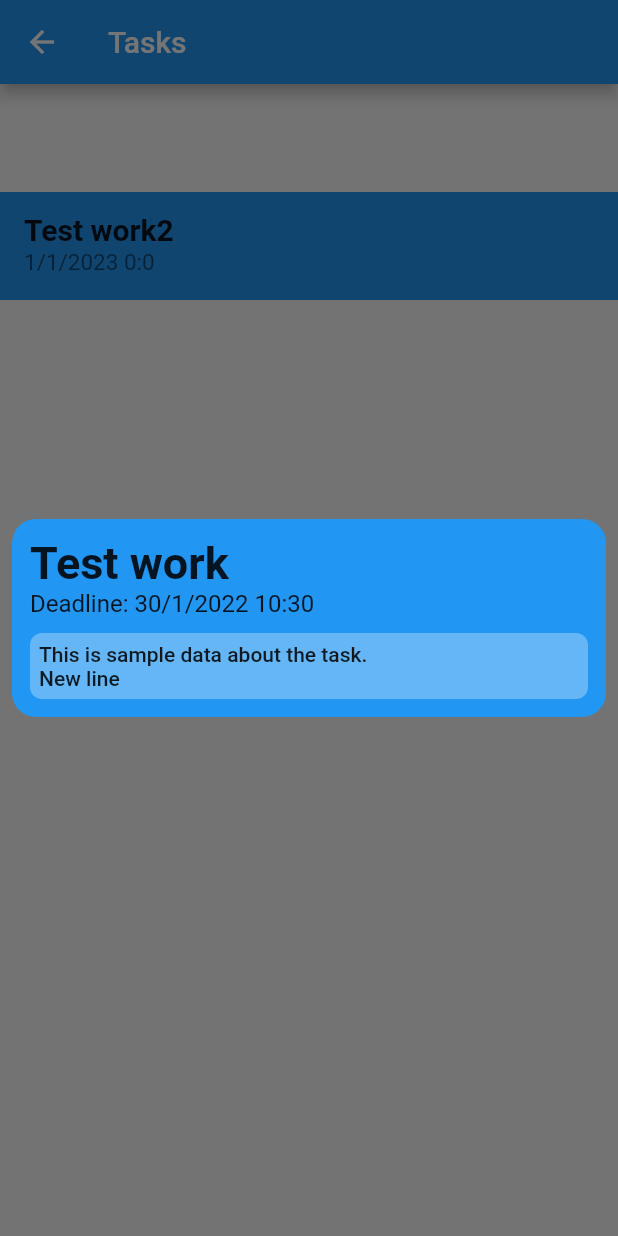
After one commit to PEC-CSS/Time-Table-App, a Flutter app: the TaskPage screen opened directly, after a tap on "Test work", on a phone screen of 412 x 824 dp. The commit adds this screen. Run offline on Flutter 3.47's test engine with Material 2 defaults, Android fonts, the phone set to English and light mode, and no system bars.

Commit message:
tasks along with their popups are now complete

```diff
--- a/lib/database/database.dart
+++ b/lib/database/database.dart
@@ -12,8 +12,8 @@
       startTime: DateTime(2022, 1, 21, 11, 50), duration: Duration(hours: 1), tasks: dummyTasks
     ));
 
-    dummyTasks.add(Task(title: "Test work",  deadline: DateTime.now(), description: "Hello"));
-    dummyTasks.add(Task(title: "TestWork2", deadline: DateTime(2023)));
+    dummyTasks.add(Task(title: "Test work",  deadline: DateTime.now(), description: "Hello", id: "10"));
+    dummyTasks.add(Task(title: "TestWork2", deadline: DateTime(2023), id: "11"));
     subjects.add(Subject( name: "Test02", code: "T02",
       startTime: DateTime(2022, 1, 21, 12, 50), duration: Duration(hours: 1), tasks: dummyTasks
     ));
@@ -24,8 +24,8 @@
   static List<Task> getTasks(){
     List<Task> tasks = [];
 
-    tasks.add(Task(title: "Test work",  deadline: DateTime.now(), description: "Hello"));
-    tasks.add(Task(title: "Test work2", deadline: DateTime(2023)));
+    tasks.add(Task(title: "Test work",  deadline: DateTime.now(), description: "This is sample data about the task.\nNew line", id: "10"));
+    tasks.add(Task(title: "Test work2", deadline: DateTime(2023), id: "11"));
 
 
     return tasks;
--- a/lib/model/task_model.dart
+++ b/lib/model/task_model.dart
@@ -2,5 +2,11 @@
   String title;
   String description;
   DateTime deadline;
-  Task({required this.title, required this.deadline, this.description = ""});
+  String id;
+  Task({
+    required this.title,
+    required this.deadline,
+    this.description = "",
+    required this.id}
+    );
 }
--- /dev/null
+++ b/lib/widgets/popup_task_card.dart
@@ -0,0 +1,127 @@
+import 'package:flutter/material.dart';
+import 'package:time_table_app/model/task_model.dart';
+
+
+class PopupTaskCard extends StatelessWidget {
+  const PopupTaskCard({Key? key, required this.task, required this.color}) : super(key: key);
+
+  final Task task;
+  final Color color;
+
+  @override
+  Widget build(BuildContext context) {
+    return Center(
+      child: Hero(
+        tag: task.id,
+        child: SingleChildScrollView(
+          child: Material(
+            color: const Color.fromARGB(0, 0, 0, 0),
+            child: Padding(
+              padding: const EdgeInsets.all(8.0),
+              child: Container(
+                decoration: BoxDecoration(
+                  borderRadius: BorderRadius.circular(16.0),
+                  color: color,
+                ),
+                width: double.maxFinite,
+                padding: const EdgeInsets.all(12.0),
+                child: Column(
+                  mainAxisSize: MainAxisSize.min,
+                  crossAxisAlignment: CrossAxisAlignment.start,
+                  children: [
+                    TitleText(title: task.title),
+                    DeadlineText(deadline: task.deadline),
+                    SizedBox(height: 10),
+                    Visibility(
+                      visible: task.description.isNotEmpty,
+                      child: DescriptionText(color: color, description: task.description),
+                    )
+                  ],
+                ),
+              ),
+            ),
+          ),
+        ),
+      ),
+    );
+  }
+}
+
+class TitleText extends StatelessWidget {
+  const TitleText({
+    Key? key,
+    required this.title,
+  }) : super(key: key);
+
+  final String title;
+
+  @override
+  Widget build(BuildContext context) {
+    return Text(
+      title,
+      style: TextStyle(
+        fontSize: 30,
+        fontWeight: FontWeight.bold,
+      ),
+    );
+  }
+}
+
+class DeadlineText extends StatelessWidget {
+  const DeadlineText({
+    Key? key,
+    required this.deadline,
+  }) : super(key: key);
+
+  final DateTime deadline;
+
+  @override
+  Widget build(BuildContext context) {
+    return Text(
+      "Deadline: ${deadline.day}/${deadline.month}/${deadline.year} ${deadline.hour}:${deadline.minute}",
+      style: TextStyle(
+        fontSize: 16,
+      ),
+    );
+  }
+}
+
+class DescriptionText extends StatelessWidget {
+  const DescriptionText({
+    Key? key,
+    required this.color,
+    required this.description,
+  }) : super(key: key);
+
+  final Color color;
+  final String description;
+
+  Color lighten(Color c, [int percent = 10]) {
+    assert(1 <= percent && percent <= 100);
+    var p = percent / 100;
+    return Color.fromARGB(
+        c.alpha,
+        c.red + ((255 - c.red) * p).round(),
+        c.green + ((255 - c.green) * p).round(),
+        c.blue + ((255 - c.blue) * p).round()
+    );
+  }
+
+  @override
+  Widget build(BuildContext context) {
+    return Container(
+      decoration: BoxDecoration(
+        color: lighten(color, 30),
+        borderRadius: BorderRadius.circular(8.0),
+      ),
+      width: double.maxFinite,
+      padding: EdgeInsets.all(6.0),
+      child: Text(
+        description,
+        style: TextStyle(
+          fontWeight: FontWeight.w500
+        ),
+      ),
+    );
+  }
+}
--- a/lib/widgets/task_card.dart
+++ b/lib/widgets/task_card.dart
@@ -1,5 +1,7 @@
 import 'package:flutter/material.dart';
 import 'package:time_table_app/model/task_model.dart';
+import 'package:time_table_app/route/hero_dialog_route.dart';
+import 'package:time_table_app/widgets/popup_task_card.dart';
 
 
 class TaskCard extends StatelessWidget {
@@ -8,11 +10,17 @@
   final Task task;
   final Color color;
 
+  void onTapCallback(BuildContext context){
+    Navigator.push(context, HeroDialogRoute(builder: (context) => PopupTaskCard(task: this.task, color: this.color,)));
+  }
+
   @override
   Widget build(BuildContext context) {
     String deadline = "${task.deadline.day}/${task.deadline.month}/${task.deadline.year} ";
     deadline += "${task.deadline.hour}:${task.deadline.minute}";
-    return Card(
+    return Hero(
+      tag: task.id,
+      child: Card(
         child: ListTile(
           title: Text(
             task.title,
@@ -22,11 +30,13 @@
             deadline,
             style: TextStyle(fontSize: 15),
           ),
+          onTap: () => onTapCallback(context),
         ),
         elevation: 0,
         color: color,
         margin: EdgeInsets.zero,
         shape: ContinuousRectangleBorder(),
+      ),
     );
   }
 }
```
Lines whose indentation alone changed are shown as unchanged.
